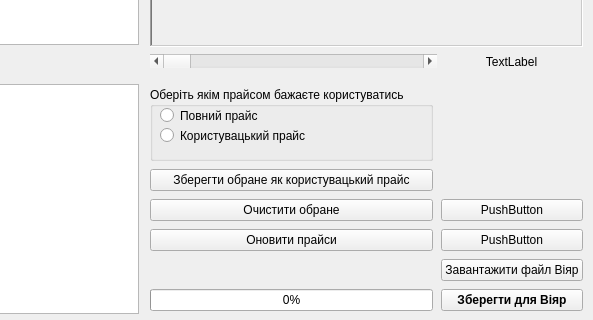
Before: the Qt Designer form viyar/Price_Window.ui in Anatoliy-ProffDesgn/TestOffice, drawn with Qt 5; both pictures show x 612 to 1205 and y 484 to 804 of the 1205 by 804 pixel window.
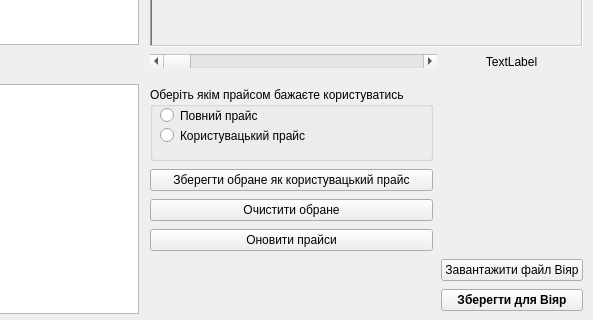
After: the same form once the commit is applied.

What changed in the file:
```diff
--- a/viyar/Price_Window.ui
+++ b/viyar/Price_Window.ui
@@ -360,27 +360,6 @@
         </property>
        </widget>
       </item>
-      <item row="4" column="1">
-       <widget class="QPushButton" name="pushButton_8">
-        <property name="text">
-         <string>PushButton</string>
-        </property>
-       </widget>
-      </item>
-      <item row="6" column="0">
-       <widget class="QProgressBar" name="progressBar">
-        <property name="value">
-         <number>0</number>
-        </property>
-       </widget>
-      </item>
-      <item row="3" column="1">
-       <widget class="QPushButton" name="pushButton_9">
-        <property name="text">
-         <string>PushButton</string>
-        </property>
-       </widget>
-      </item>
       <item row="0" column="0">
        <widget class="QGroupBox" name="groupBox">
         <property name="title">
```
Left out of the diff: 2 changed lines with no effect on the pictures.
